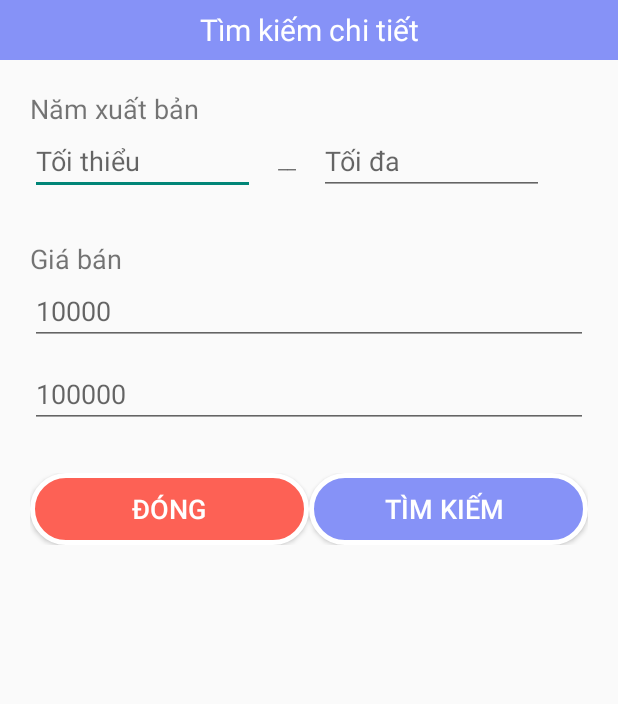
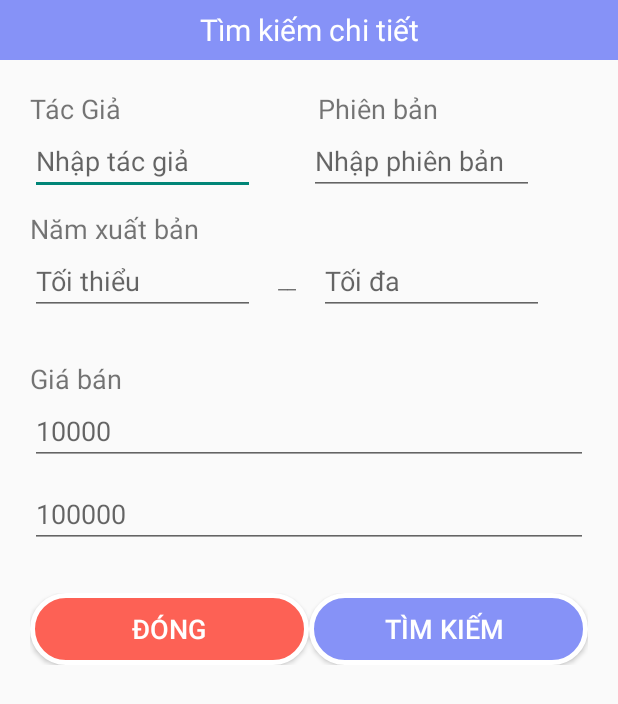
Before and after one commit to minhchien137/BookStore, an Android app: the layout activity_filter_custom_dialog.xml on its own in the app's theme, with its tools: preview values and no code run, on a phone screen of 412 x 824 dp. Shown: the top 704 px of the screen. Run offline under Robolectric (Android 15) with nearby library versions, the phone set to English and light mode, and no system bars.

Commit message:
Them truong search : TacGia va The Loai ; FiterCusTomDialog.Java : 70%                 14:38  1/7/2024

```diff
--- a/app/src/main/java/com/minhchien/bookstore/ui/FilterCustomDialog.java
+++ b/app/src/main/java/com/minhchien/bookstore/ui/FilterCustomDialog.java
@@ -36,6 +36,9 @@ public class FilterCustomDialog extends DialogFragment {
     private EditText txtStartYear;
     private EditText txtEndYear;
     private EditText txtMinPrice;
+
+    private EditText txtTacGia, txtVersion;
+
     private EditText txtMaxPrice;
     private Button btnFilter;
     private Button btnClose;
@@ -73,6 +76,9 @@ public class FilterCustomDialog extends DialogFragment {
             txtMaxPrice = view.findViewById(R.id.dialog_txt_maxPrice);
             btnClose = view.findViewById(R.id.dialog_btn_close);
             btnFilter = view.findViewById(R.id.dialog_btn_filter);
+            txtTacGia = view.findViewById(R.id.dialog_txt_author);
+            txtVersion = view.findViewById(R.id.dialog_txt_version);
+
         }
         btnClose.setOnClickListener(new View.OnClickListener() {
             @Override
@@ -87,6 +93,8 @@ public class FilterCustomDialog extends DialogFragment {
                 String y2 = txtEndYear.getText().toString();
                 String p1 = txtMinPrice.getText().toString();
                 String p2 = txtMaxPrice.getText().toString();
+                String author = txtTacGia.getText().toString();
+                String version = txtVersion.getText().toString();
                 filterSearch(y1,y2,p1,p2);
             }
         });
--- a/app/src/main/res/layout/activity_filter_custom_dialog.xml
+++ b/app/src/main/res/layout/activity_filter_custom_dialog.xml
@@ -14,6 +14,61 @@
         android:background="@color/purple"
         android:text="Tìm kiếm chi tiết"
         android:layout_marginBottom="@dimen/activity_horizontal_margin"></TextView>
+
+    <LinearLayout
+        android:layout_width="match_parent"
+        android:layout_height="wrap_content"
+        android:orientation="horizontal"
+        android:paddingRight="20dp"
+        android:paddingBottom="10dp"
+        android:paddingLeft="20dp">
+
+        <LinearLayout
+            android:layout_width="0dp"
+            android:layout_height="wrap_content"
+            android:layout_weight="1"
+            android:orientation="vertical">
+
+            <TextView
+                android:layout_width="wrap_content"
+                android:layout_height="wrap_content"
+                android:text="Tác Giả"
+                android:layout_gravity="left"
+                android:textSize="18sp"/>
+
+            <EditText
+                android:id="@+id/dialog_txt_author"
+                android:layout_width="150dp"
+                android:layout_height="wrap_content"
+                android:hint="Nhập tác giả"/>
+
+        </LinearLayout>
+
+        <LinearLayout
+            android:layout_width="0dp"
+            android:layout_height="wrap_content"
+            android:layout_weight="1"
+            android:orientation="vertical">
+
+            <TextView
+                android:layout_width="wrap_content"
+                android:layout_height="wrap_content"
+                android:text="Phiên bản"
+                android:layout_gravity="right"
+                android:paddingRight="100dp"
+                android:textSize="18sp"/>
+
+            <EditText
+                android:id="@+id/dialog_txt_version"
+                android:layout_width="150dp"
+                android:layout_height="wrap_content"
+                android:hint="Nhập phiên bản"/>
+
+        </LinearLayout>
+
+    </LinearLayout>
+
+
     <LinearLayout
         android:layout_width="match_parent"
         android:layout_height="wrap_content"
```
